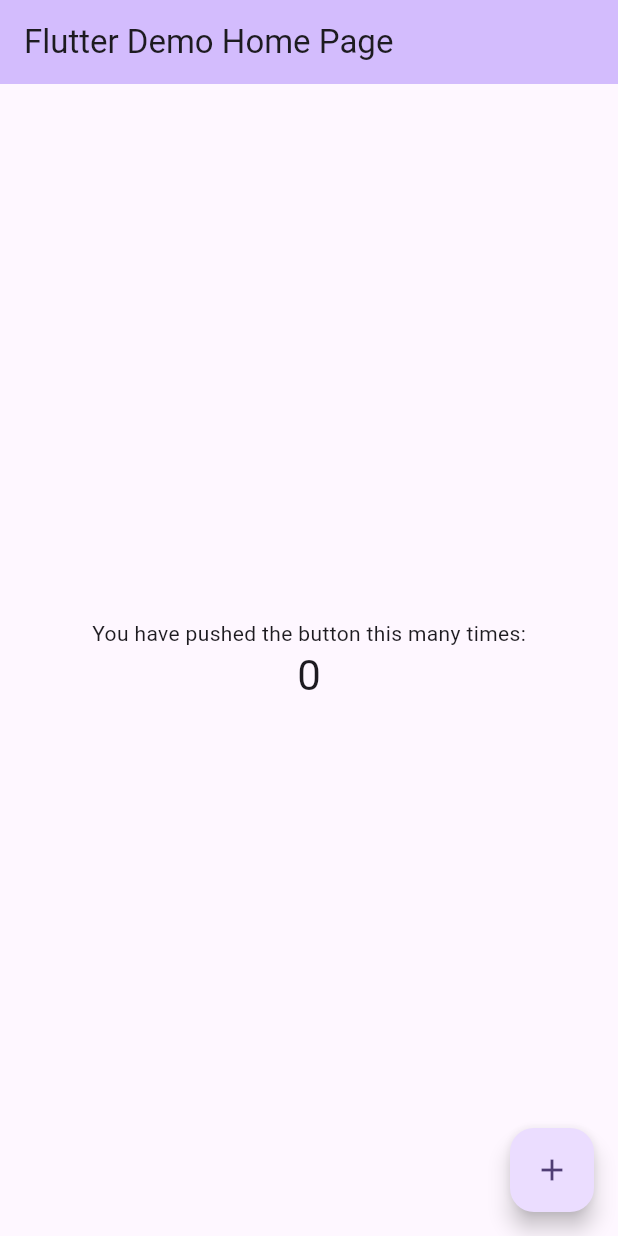
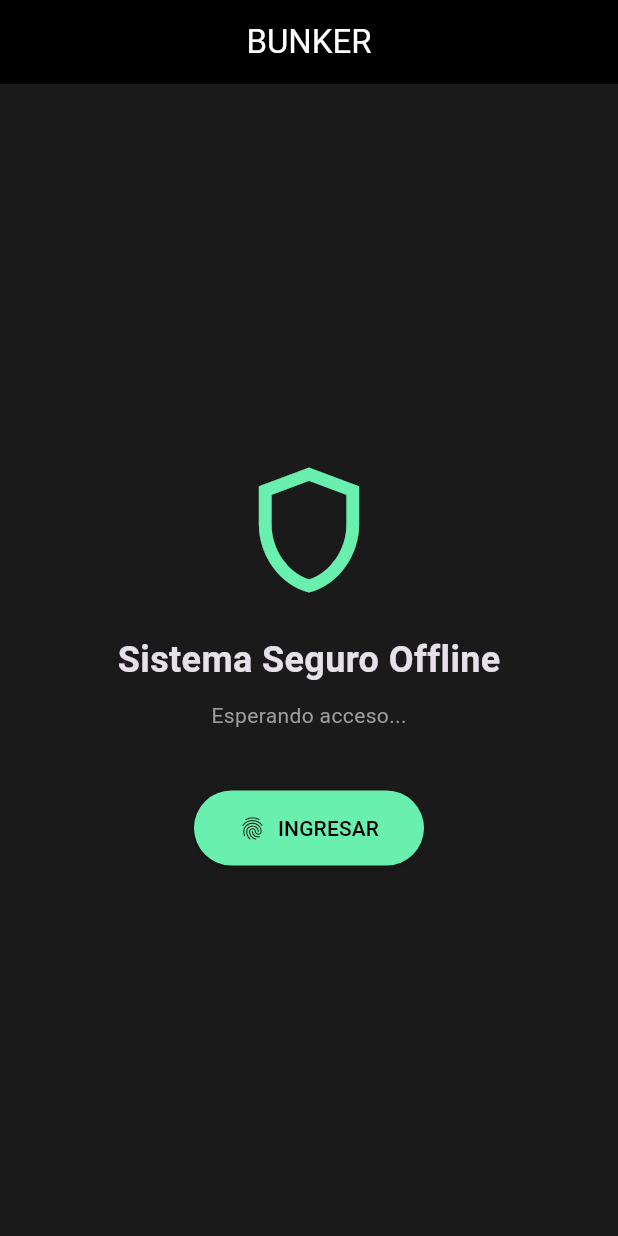
Before and after one commit to SantyMG03/Bunker, a Flutter app: the screen it shows after launch, on a phone screen of 412 x 824 dp. Run offline on Flutter 3.47's test engine with Material 3 defaults, Android fonts, the phone set to English and light mode, and no system bars.

Commit message:
Main Screen

```diff
--- a/lib/main.dart
+++ b/lib/main.dart
@@ -1,121 +1,77 @@
 import 'package:flutter/material.dart';
 
 void main() {
-  runApp(const MyApp());
+  runApp(const ElBunkerApp());
 }
 
-class MyApp extends StatelessWidget {
-  const MyApp({super.key});
+class ElBunkerApp extends StatelessWidget {
+  const ElBunkerApp({super.key});
 
-  // This widget is the root of your application.
   @override
   Widget build(BuildContext context) {
     return MaterialApp(
-      title: 'Flutter Demo',
-      theme: ThemeData(
-        // This is the theme of your application.
-        //
-        // TRY THIS: Try running your application with "flutter run". You'll see
-        // the application has a purple toolbar. Then, without quitting the app,
-        // try changing the seedColor in the colorScheme below to Colors.green
-        // and then invoke "hot reload" (save your changes or press the "hot
-        // reload" button in a Flutter-supported IDE, or press "r" if you used
-        // the command line to start the app).
-        //
-        // Notice that the counter didn't reset back to zero; the application
-        // state is not lost during the reload. To reset the state, use hot
-        // restart instead.
-        //
-        // This works for code too, not just values: Most code changes can be
-        // tested with just a hot reload.
-        colorScheme: .fromSeed(seedColor: Colors.deepPurple),
+      title: 'El Búnker',
+      // Quitamos la etiqueta de "Debug" de la esquina
+      debugShowCheckedModeBanner: false,
+      // Tema oscuro puro (estilo hacker/seguridad)
+      theme: ThemeData.dark().copyWith(
+        scaffoldBackgroundColor: const Color(0xFF1A1A1A), // Gris muy oscuro
+        colorScheme: const ColorScheme.dark(
+          primary: Colors.greenAccent, // Color de acento estilo terminal
+        ),
       ),
-      home: const MyHomePage(title: 'Flutter Demo Home Page'),
+      home: const PantallaPrincipal(),
     );
   }
 }
 
-class MyHomePage extends StatefulWidget {
-  const MyHomePage({super.key, required this.title});
-
-  // This widget is the home page of your application. It is stateful, meaning
-  // that it has a State object (defined below) that contains fields that affect
-  // how it looks.
-
-  // This class is the configuration for the state. It holds the values (in this
-  // case the title) provided by the parent (in this case the App widget) and
-  // used by the build method of the State. Fields in a Widget subclass are
-  // always marked "final".
-
-  final String title;
-
-  @override
-  State<MyHomePage> createState() => _MyHomePageState();
-}
-
-class _MyHomePageState extends State<MyHomePage> {
-  int _counter = 0;
-
-  void _incrementCounter() {
-    setState(() {
-      // This call to setState tells the Flutter framework that something has
-      // changed in this State, which causes it to rerun the build method below
-      // so that the display can reflect the updated values. If we changed
-      // _counter without calling setState(), then the build method would not be
-      // called again, and so nothing would appear to happen.
-      _counter++;
-    });
-  }
+class PantallaPrincipal extends StatelessWidget {
+  const PantallaPrincipal({super.key});
 
   @override
   Widget build(BuildContext context) {
-    // This method is rerun every time setState is called, for instance as done
-    // by the _incrementCounter method above.
-    //
-    // The Flutter framework has been optimized to make rerunning build methods
-    // fast, so that you can just rebuild anything that needs updating rather
-    // than having to individually change instances of widgets.
     return Scaffold(
       appBar: AppBar(
-        // TRY THIS: Try changing the color here to a specific color (to
-        // Colors.amber, perhaps?) and trigger a hot reload to see the AppBar
-        // change color while the other colors stay the same.
-        backgroundColor: Theme.of(context).colorScheme.inversePrimary,
-        // Here we take the value from the MyHomePage object that was created by
-        // the App.build method, and use it to set our appbar title.
-        title: Text(widget.title),
+        title: const Text('BUNKER'),
+        centerTitle: true,
+        backgroundColor: Colors.black,
       ),
       body: Center(
-        // Center is a layout widget. It takes a single child and positions it
-        // in the middle of the parent.
         child: Column(
-          // Column is also a layout widget. It takes a list of children and
-          // arranges them vertically. By default, it sizes itself to fit its
-          // children horizontally, and tries to be as tall as its parent.
-          //
-          // Column has various properties to control how it sizes itself and
-          // how it positions its children. Here we use mainAxisAlignment to
-          // center the children vertically; the main axis here is the vertical
-          // axis because Columns are vertical (the cross axis would be
-          // horizontal).
-          //
-          // TRY THIS: Invoke "debug painting" (choose the "Toggle Debug Paint"
-          // action in the IDE, or press "p" in the console), to see the
-          // wireframe for each widget.
-          mainAxisAlignment: .center,
+          mainAxisAlignment: MainAxisAlignment.center,
           children: [
-            const Text('You have pushed the button this many times:'),
-            Text(
-              '$_counter',
-              style: Theme.of(context).textTheme.headlineMedium,
+            // Icono de candado gigante
+            const Icon(
+              Icons.shield_outlined,
+              size: 100,
+              color: Colors.greenAccent
             ),
+            const SizedBox(height: 20),
+            const Text(
+              'Sistema Seguro Offline',
+              style: TextStyle(fontSize: 24, fontWeight: FontWeight.bold),
+            ),
+            const SizedBox(height: 10),
+            const Text(
+              'Esperando acceso...',
+              style: TextStyle(color: Colors.grey),
+            ),
+            const SizedBox(height: 40),
+            // Un botón de prueba
+            ElevatedButton.icon(
+              onPressed: () {
+                print("Botón pulsado");
+              },
+              icon: const Icon(Icons.fingerprint),
+              label: const Text("INGRESAR"),
+              style: ElevatedButton.styleFrom(
+                backgroundColor: Colors.greenAccent,
+                foregroundColor: Colors.black, // Color del texto del botón
+                padding: const EdgeInsets.symmetric(horizontal: 30, vertical: 15),
+              ),
+            )
           ],
         ),
-      ),
-      floatingActionButton: FloatingActionButton(
-        onPressed: _incrementCounter,
-        tooltip: 'Increment',
-        child: const Icon(Icons.add),
       ),
     );
   }
```
